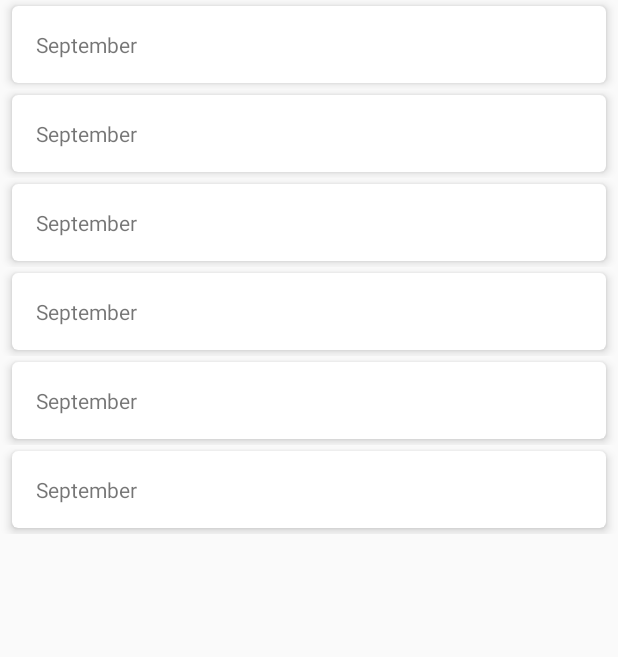
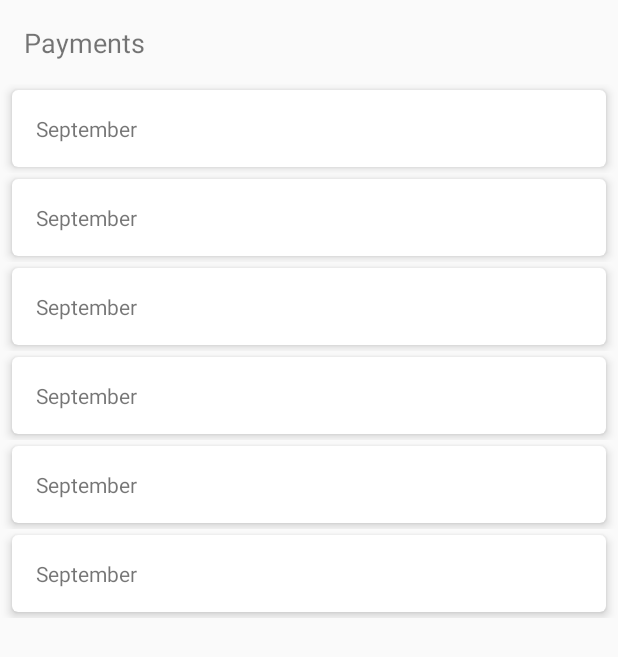
Before and after one commit to MathiasBrandt/payments-history, an Android app: the layout fragment_month_list.xml on its own in the app's theme, with its tools: preview values and no code run, on a phone screen of 412 x 824 dp. Shown: the top 657 px of the screen. Run offline under Robolectric (Android 15) with nearby library versions, the phone set to English and light mode, and no system bars.

```diff
--- a/PaymentsHistory/app/src/main/res/layout/fragment_month_list.xml
+++ b/PaymentsHistory/app/src/main/res/layout/fragment_month_list.xml
@@ -1,18 +1,29 @@
 <?xml version="1.0" encoding="utf-8"?>
-<androidx.constraintlayout.widget.ConstraintLayout xmlns:android="http://schemas.android.com/apk/res/android"
+<androidx.constraintlayout.widget.ConstraintLayout
+    xmlns:android="http://schemas.android.com/apk/res/android"
     xmlns:app="http://schemas.android.com/apk/res-auto"
     xmlns:tools="http://schemas.android.com/tools"
     android:layout_width="match_parent"
     android:layout_height="match_parent"
     tools:context=".OverviewActivity">
 
+    <com.mathiasbrandt.paymentshistory.Toolbar
+        android:id="@+id/month_list_toolbar"
+        android:layout_width="match_parent"
+        android:layout_height="wrap_content"
+        android:text="@string/payments_title"
+        android:stateListAnimator="@animator/toolbar_elevation"
+        />
+
     <androidx.recyclerview.widget.RecyclerView
-        android:id="@+id/activity_overview_list"
+        android:id="@+id/month_list"
         android:layout_width="match_parent"
-        android:layout_height="match_parent"
+        android:layout_height="0dp"
         app:layoutManager="androidx.recyclerview.widget.LinearLayoutManager"
         tools:itemCount="10"
         tools:listitem="@layout/item_payment"
+        app:layout_constraintTop_toBottomOf="@id/month_list_toolbar"
+        app:layout_constraintBottom_toBottomOf="parent"
         />
 
 </androidx.constraintlayout.widget.ConstraintLayout>
```
